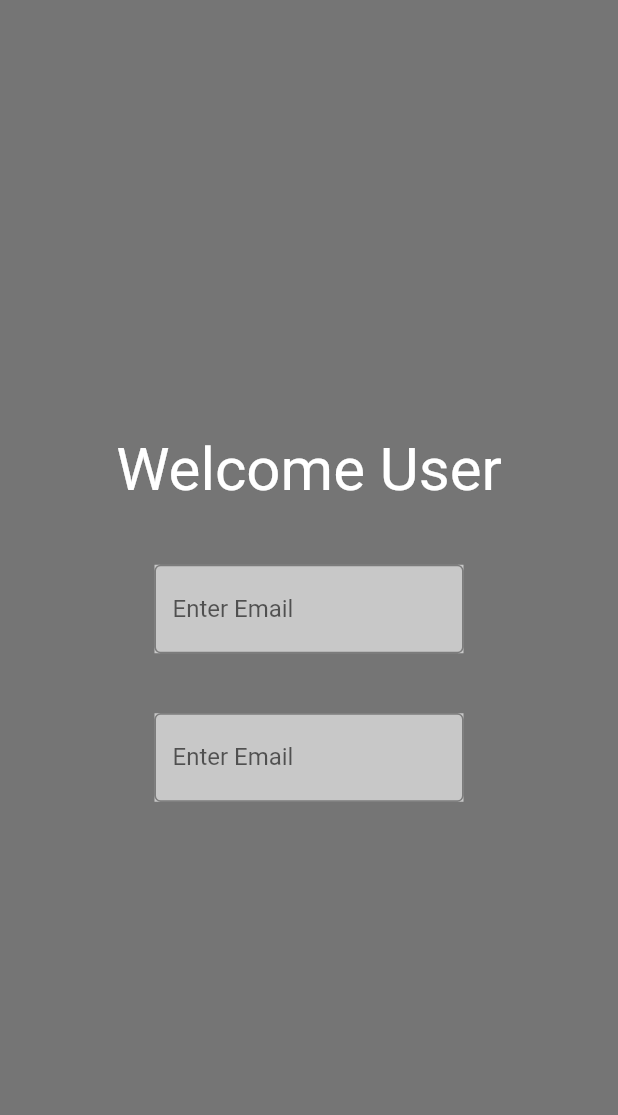
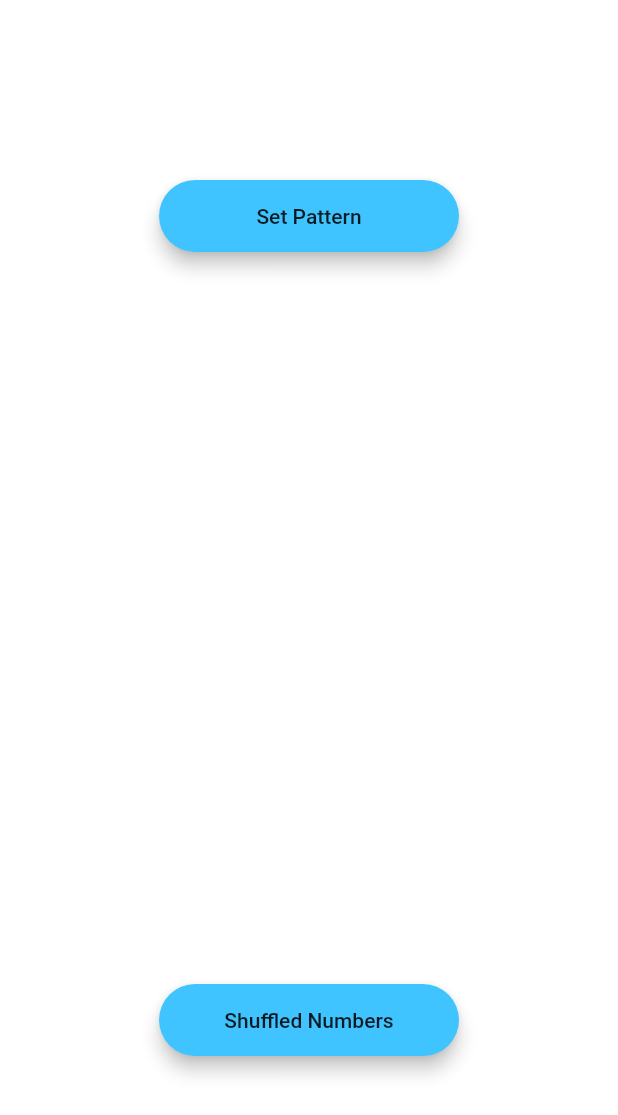
Before and after one commit to daadreyaa/GraphicalPasswordAuth, a Flutter app: the screen it shows after launch, on a phone screen of 412 x 824 dp. Shown: the top 1115 px of the screen. Run offline on Flutter 3.47's test engine with Material 2 defaults, Android fonts, the phone set to English and light mode, and no system bars; missing offline and left inert: pattern_lock.

Commit message:
added puzzless

```diff
--- /dev/null
+++ b/lib/components/rounded_button.dart
@@ -0,0 +1,29 @@
+import 'package:flutter/material.dart';
+
+class RoundedButton extends StatelessWidget {
+  const RoundedButton({required this.title, required this.color, required this.onPressed});
+
+  final String title;
+  final Color color;
+  final VoidCallback onPressed;
+
+  @override
+  Widget build(BuildContext context) {
+    return Padding(
+      padding: const EdgeInsets.symmetric(vertical: 16.0),
+      child: Material(
+        elevation: 5.0,
+        color: color,
+        borderRadius: BorderRadius.circular(30.0),
+        child: MaterialButton(
+          onPressed: onPressed,
+          minWidth: 200.0,
+          height: 42.0,
+          child: Text(
+            title,
+          ),
+        ),
+      ),
+    );
+  }
+}
--- a/lib/main.dart
+++ b/lib/main.dart
@@ -1,5 +1,9 @@
 import 'package:flutter/material.dart';
+import 'package:graphical_password_auth/screens/check_pattern_page.dart';
+import 'package:graphical_password_auth/screens/pattern_page.dart';
 import 'package:graphical_password_auth/screens/register_screen.dart';
+import 'package:graphical_password_auth/screens/select_option.dart';
+import 'package:graphical_password_auth/screens/shuffled_numbers.dart';
 
 void main() {
   runApp(const MyApp());
@@ -16,9 +20,13 @@ class MyApp extends StatelessWidget {
       theme: ThemeData(
         primarySwatch: Colors.blue,
       ),
-      initialRoute: RegisterScreen.id,
+      initialRoute: SelectOption.id,
       routes: {
         RegisterScreen.id: (context) => const RegisterScreen(),
+        SelectOption.id: (context) => const SelectOption(),
+        PatternPage.id: (context) => const PatternPage(),
+        CheckPatternPage.id: (context) => const CheckPatternPage(),
+        ShuffledNumbers.id: (context) => const ShuffledNumbers(),
       },
     );
   }
--- /dev/null
+++ b/lib/screens/select_option.dart
@@ -0,0 +1,53 @@
+import 'package:flutter/material.dart';
+import 'package:graphical_password_auth/components/rounded_button.dart';
+import 'package:graphical_password_auth/screens/check_pattern_page.dart';
+import 'package:graphical_password_auth/screens/pattern_page.dart';
+import 'package:graphical_password_auth/screens/shuffled_numbers.dart';
+
+class SelectOption extends StatefulWidget {
+  const SelectOption({Key? key}) : super(key: key);
+
+  static const String id = 'select_option';
+
+  @override
+  State<SelectOption> createState() => _SelectOptionState();
+}
+
+class _SelectOptionState extends State<SelectOption> {
+  @override
+  Widget build(BuildContext context) {
+    return Center(
+      child: Column(
+        mainAxisAlignment: MainAxisAlignment.spaceAround,
+        children: [
+          RoundedButton(
+            title: 'Set Pattern',
+            color: Colors.lightBlueAccent,
+            onPressed: () => Navigator.pushNamed(
+              context,
+              PatternPage.id,
+            ),
+          ),
+          const SizedBox(height: 40),
+          // RoundedButton(
+          //   title: 'Check Pattern',
+          //   color: Colors.lightBlueAccent,
+          //   onPressed: () => Navigator.pushNamed(
+          //     context,
+          //     CheckPatternPage.id,
+          //   ),
+          // ),
+          // const SizedBox(height: 40),
+          RoundedButton(
+            title: 'Shuffled Numbers',
+            color: Colors.lightBlueAccent,
+            onPressed: () => Navigator.pushNamed(
+              context,
+              ShuffledNumbers.id,
+            ),
+          ),
+        ],
+      ),
+    );
+  }
+}
--- a/pubspec.yaml
+++ b/pubspec.yaml
@@ -34,6 +34,7 @@ dependencies:
   # The following adds the Cupertino Icons font to your application.
   # Use with the CupertinoIcons class for iOS style icons.
   cupertino_icons: ^1.0.2
+  pattern_lock: ^2.0.0
 
 dev_dependencies:
   flutter_test:
```
Also changed, not shown: lib/screens/check_pattern_page.dart (added, +95 -0 lines), lib/screens/pattern_page.dart (added, +136 -0 lines), pubspec.lock.
